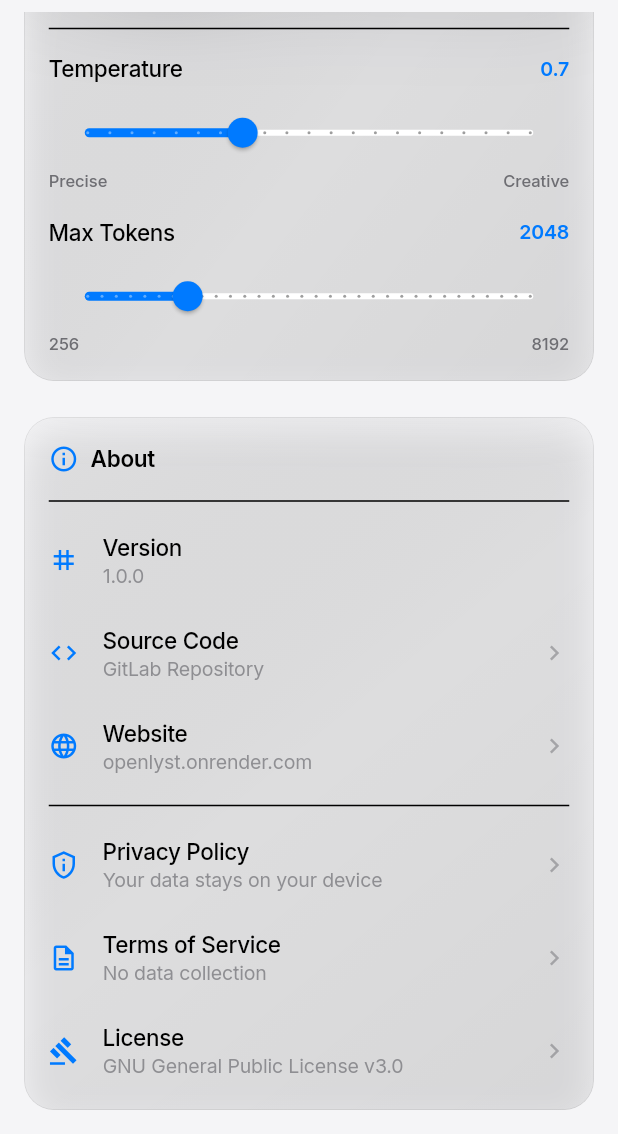
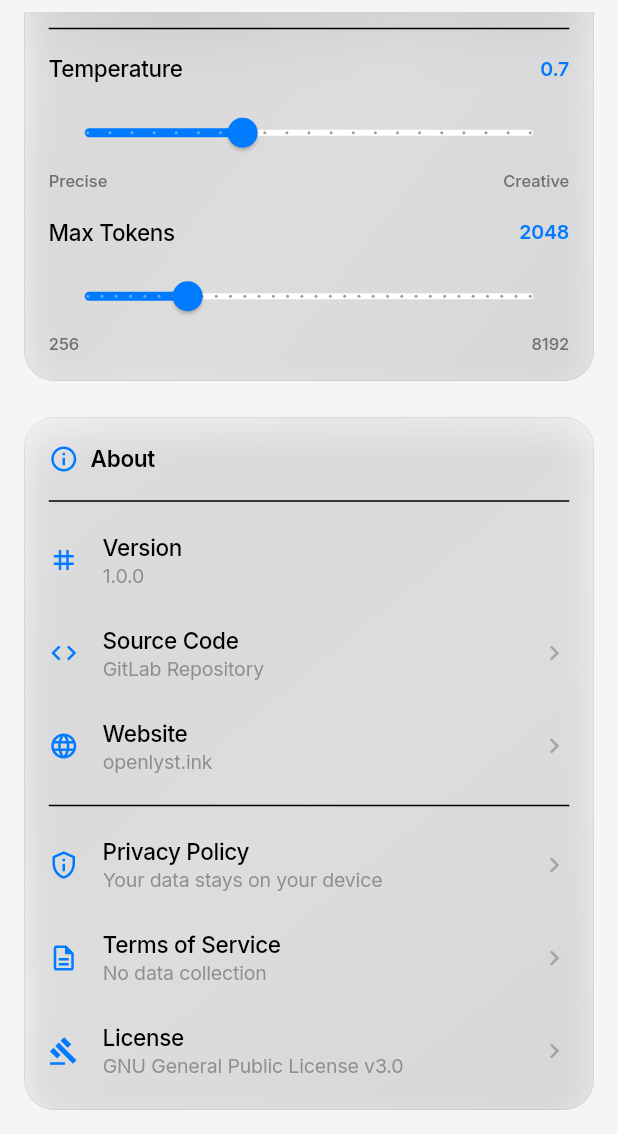
Before and after one commit to ixnewton/docan, a Flutter app: the MobileSettingsScreen screen opened directly, scrolled down 841 dp, on a phone screen of 412 x 824 dp, the part 102-1236 px from its top. Run offline on Flutter 3.47's test engine with Material 3 defaults, Android fonts, the phone set to English and light mode, and no system bars; our stand-ins replace flutter_markdown, flutter_secure_storage, google_fonts, hive_flutter, shared_preferences; accounts and stored records are empty; network calls fail.

Commit message:
updated website

```diff
--- a/lib/components/settings_form.dart
+++ b/lib/components/settings_form.dart
@@ -511,7 +511,7 @@ class _SettingsFormState extends State<SettingsForm> {
           context,
           icon: Icons.language,
           title: 'Website',
-          subtitle: 'openlyst.onrender.com',
+          subtitle: 'openlyst.ink',
           onTap: () => _launchUrl('https://openlyst.ink/'),
         ),
         const SizedBox(height: AppConstants.spacingM),
```
